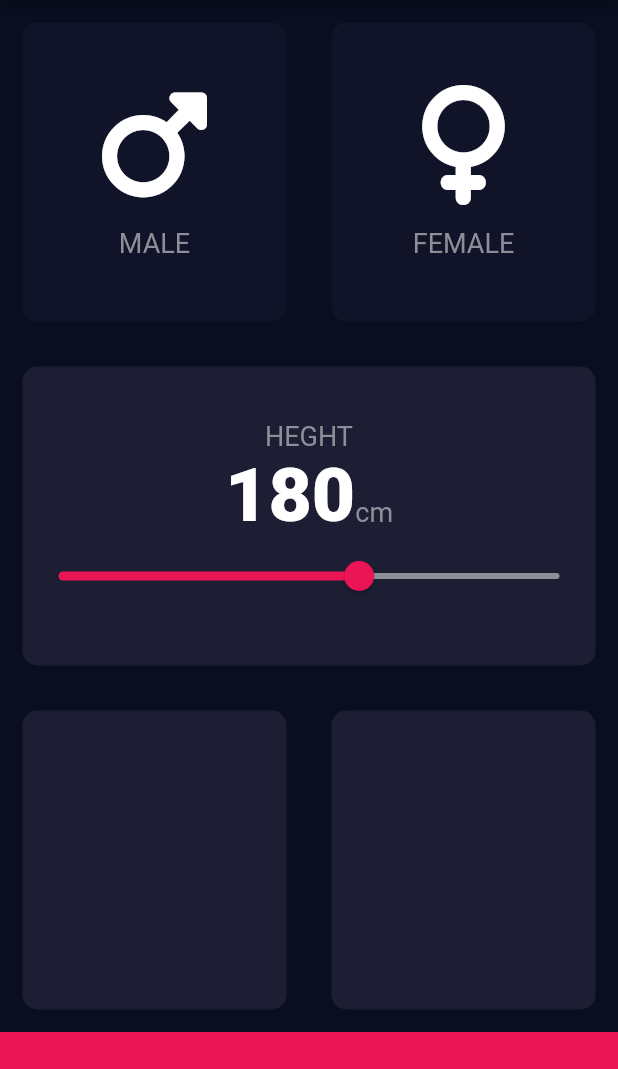
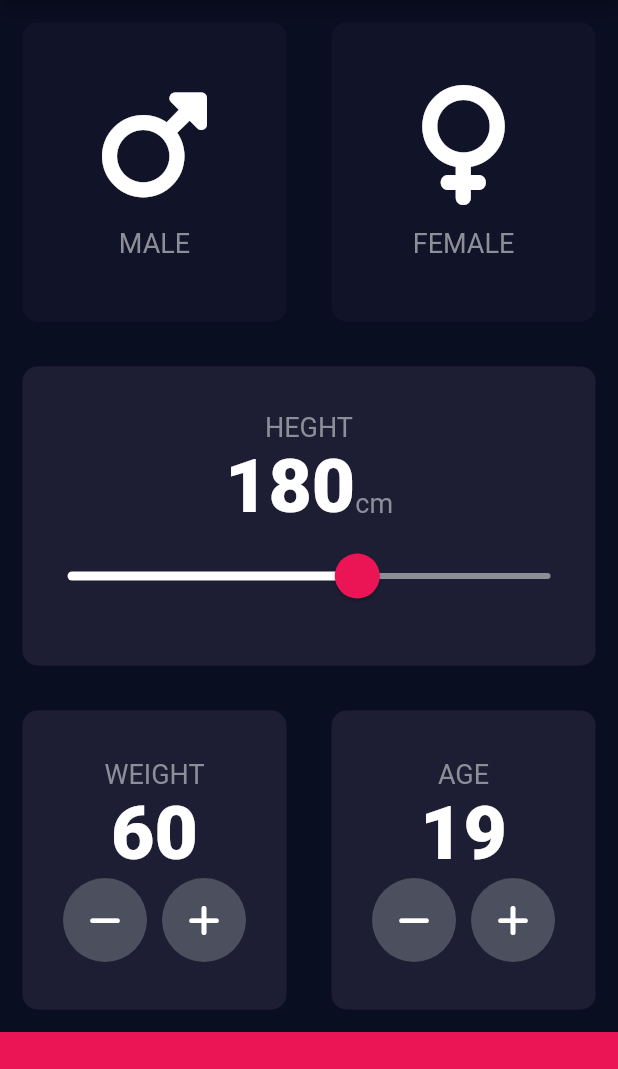
Before and after one commit to inodab/bmi_calculator, a Flutter app: the screen it shows after launch, on a phone screen of 412 x 824 dp, the part 84-1153 px from its top. Run offline on Flutter 3.47's test engine with Material 2 defaults, Android fonts, the phone set to English and light mode, and no system bars; our stand-ins replace font_awesome_flutter.

Commit message:
WEIGHT AND AGE Update

```diff
--- a/lib/input_page.dart
+++ b/lib/input_page.dart
@@ -20,6 +20,8 @@ class _InputPageState extends State<InputPage> {
 
   Gender? selectedGender;
   int height = 180;
+  int weight = 60;
+  int age = 19;
 
   @override
   Widget build(BuildContext context) {
@@ -94,17 +96,27 @@ class _InputPageState extends State<InputPage> {
                       ),
                     ],
                   ),
-                  Slider(
+                  SliderTheme(
+                    data: SliderTheme.of(context).copyWith(
+                      activeTrackColor: Colors.white,
+                      thumbColor: Color(0xFFEB1555),
+                      overlayColor: Color(0x29EB1555),
+                      thumbShape:
+                          RoundSliderThumbShape(enabledThumbRadius: 15.0),
+                      overlayShape:
+                          RoundSliderOverlayShape(overlayRadius: 30.0),
+                    ),
+                    child: Slider(
                       value: height.toDouble(),
                       min: 120,
                       max: 220,
-                    activeColor: Color(0xFFEB1555),
                       inactiveColor: Color(0xFF8D8E98),
                       onChanged: (double newValue) {
                         setState(() {
                           height = newValue.round();
                         });
                       },
+                    ),
                   ),
                 ],
               ),
@@ -115,12 +127,86 @@ class _InputPageState extends State<InputPage> {
               children: [
                 Expanded(
                   child: ReusableCard(
+                    cardChild: Column(
+                      mainAxisAlignment: MainAxisAlignment.center,
+                      children: [
+                        Text(
+                          'WEIGHT',
+                          style: kLabelTextStyle,
+                        ),
+                        Text(
+                          weight.toString(),
+                          style: kNumberTextStyle,
+                        ),
+                        Row(
+                          mainAxisAlignment: MainAxisAlignment.center,
+                          children: [
+                            RoundIconButton(
+                              icon: FontAwesomeIcons.minus,
+                              onPressed: () {
+                                setState(() {
+                                  weight--;
+                                });
+                              },
+                            ),
+                            SizedBox(
+                              width: 10.0,
+                            ),
+                            RoundIconButton(
+                              icon: FontAwesomeIcons.plus,
+                              onPressed: () {
+                                setState(() {
+                                  weight++;
+                                });
+                              },
+                            ),
+                          ],
+                        )
+                      ],
+                    ),
                     onPress: () {},
                     color: kActiveCardColor,
                   ),
                 ),
                 Expanded(
                   child: ReusableCard(
+                    cardChild: Column(
+                      mainAxisAlignment: MainAxisAlignment.center,
+                      children: [
+                        Text(
+                          'AGE',
+                          style: kLabelTextStyle,
+                        ),
+                        Text(
+                          age.toString(),
+                          style: kNumberTextStyle,
+                        ),
+                        Row(
+                          mainAxisAlignment: MainAxisAlignment.center,
+                          children: [
+                            RoundIconButton(
+                              icon: FontAwesomeIcons.minus,
+                              onPressed: () {
+                                setState(() {
+                                  age--;
+                                });
+                              },
+                            ),
+                            SizedBox(
+                              width: 10.0,
+                            ),
+                            RoundIconButton(
+                              icon: FontAwesomeIcons.plus,
+                              onPressed: () {
+                                setState(() {
+                                  age++;
+                                });
+                              },
+                            ),
+                          ],
+                        )
+                      ],
+                    ),
                     onPress: () {},
                     color: kActiveCardColor,
                   ),
@@ -138,3 +224,24 @@ class _InputPageState extends State<InputPage> {
     );
   }
 }
+
+class RoundIconButton extends StatelessWidget {
+  RoundIconButton({required this.icon, required this.onPressed});
+  final IconData icon;
+  final Function() onPressed;
+
+  @override
+  Widget build(BuildContext context) {
+    return RawMaterialButton(
+      onPressed: onPressed,
+      child: Icon(icon),
+      elevation: 0.0,
+      constraints: BoxConstraints.tightFor(
+        width: 56.0,
+        height: 56.0,
+      ),
+      shape: CircleBorder(),
+      fillColor: Color(0xFF4C4F5E),
+    );
+  }
+}
```
Lines whose indentation alone changed are shown as unchanged.
